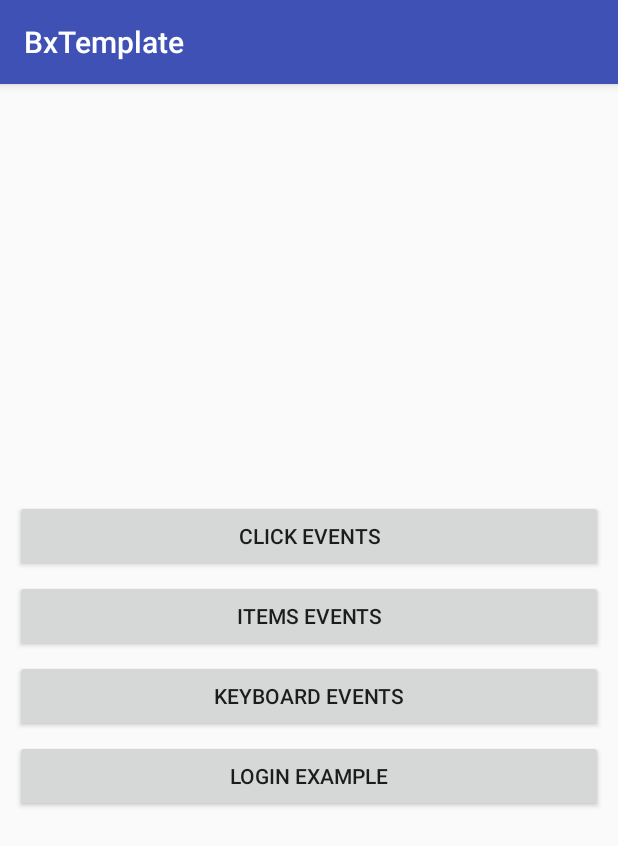
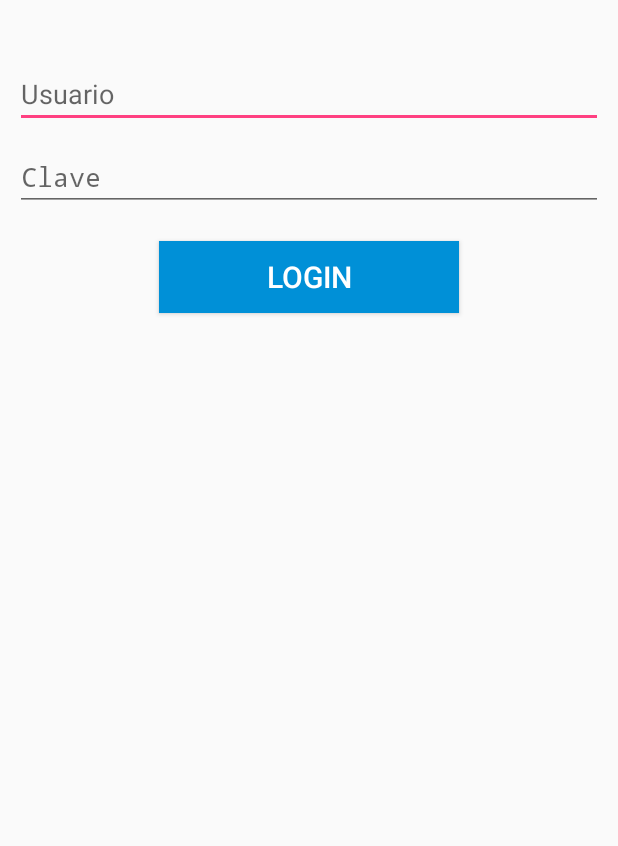
Before and after one commit to BelatrixTraining/Android-Fundamentals, an Android app: the screen it shows after launch (MainActivity before the commit, LoginActivity after it), after a tap on "LOGIN EXAMPLE", on a phone screen of 412 x 824 dp. Shown: the top 846 px of the screen. Run offline under Robolectric (Android 15) with nearby library versions, the phone set to English and light mode, and no system bars.

Commit message:
lognActivity

```diff
--- a/FormSample/app/src/main/AndroidManifest.xml
+++ b/FormSample/app/src/main/AndroidManifest.xml
@@ -15,11 +15,11 @@
                 <category android:name="android.intent.category.LAUNCHER" />
             </intent-filter>
         </activity>
-
         <activity android:name=".ItemsEventsActivity" />
         <activity android:name=".KeyboardEventsActivity" />
         <activity android:name=".BasicEventsActivity" />
-
+        <activity android:name=".LoginActivity" />
+        <activity android:name=".LandingActivity"></activity>
     </application>
 
 </manifest>
--- /dev/null
+++ b/FormSample/app/src/main/java/com/bx/android/LoginActivity.java
@@ -0,0 +1,82 @@
+package com.bx.android;
+
+import android.app.Activity;
+import android.content.Intent;
+import android.os.Bundle;
+import android.text.TextUtils;
+import android.view.KeyEvent;
+import android.view.View;
+import android.view.inputmethod.EditorInfo;
+import android.widget.Button;
+import android.widget.EditText;
+import android.widget.TextView;
+import android.widget.Toast;
+
+/**
+ * Created by pjohnson on 23/01/17.
+ */
+public class LoginActivity extends Activity {
+
+    private EditText userNameField;
+    private EditText passwordField;
+    private final static String PASSWORD_REGEX = "^(?=.*[a-z])(?=.*[A-Z])(?=.*\\d)(?=.*[$@$!%*?&])[A-Za-z\\d$@$!%*?&]{8,}";
+
+    @Override
+    protected void onCreate(Bundle savedInstanceState) {
+        super.onCreate(savedInstanceState);
+        setContentView(R.layout.activity_login);
+        setUI();
+    }
+
+    private void setUI() {
+        userNameField = (EditText) findViewById(R.id.username);
+        passwordField = (EditText) findViewById(R.id.password);
+        Button button = (Button) findViewById(R.id.loginButton);
+
+        passwordField.setOnEditorActionListener(new TextView.OnEditorActionListener() {
+            @Override
+            public boolean onEditorAction(TextView v, int actionId, KeyEvent event) {
+                if (actionId == EditorInfo.IME_ACTION_DONE) {
+                    login();
+                    return true;
+                }
+                return false;
+            }
+        });
+
+        button.setOnClickListener(new View.OnClickListener() {
+            @Override
+            public void onClick(View v) {
+                login();
+            }
+        });
+    }
+
+    private void login() {
+        if (isFormValidated()){
+            startActivity(new Intent(LoginActivity.this, LandingActivity.class));
+        }
+    }
+
+    private boolean isFormValidated() {
+        if (!isValidEmail()){
+            Toast.makeText(this, "Email invalido", Toast.LENGTH_SHORT).show();
+            return false;
+        }
+        if (!isValidPassword()){
+            Toast.makeText(this, "Contraseña invalida", Toast.LENGTH_SHORT).show();
+            return false;
+        }
+        return true;
+    }
+
+    private boolean isValidPassword() {
+        return !TextUtils.isEmpty(passwordField.getText())
+                && passwordField.getText().toString().matches(PASSWORD_REGEX);
+    }
+
+    public final boolean isValidEmail() {
+        return !TextUtils.isEmpty(userNameField.getText())
+                && android.util.Patterns.EMAIL_ADDRESS.matcher(userNameField.getText()).matches();
+    }
+}
--- a/FormSample/app/src/main/java/com/bx/android/MainActivity.java
+++ b/FormSample/app/src/main/java/com/bx/android/MainActivity.java
@@ -50,6 +50,6 @@ public class MainActivity extends AppCompatActivity {
     }
 
     public void goToLogin(View view) {
-
+        startActivity(new Intent(this, LoginActivity.class));
     }
 }
--- /dev/null
+++ b/FormSample/app/src/main/res/layout/activity_login.xml
@@ -0,0 +1,48 @@
+<LinearLayout xmlns:android="http://schemas.android.com/apk/res/android"
+    xmlns:tools="http://schemas.android.com/tools"
+    android:layout_width="match_parent"
+    android:layout_height="match_parent"
+    android:orientation="vertical"
+    android:padding="10dp"
+    tools:context=".LoginActivity">
+
+    <EditText
+        android:id="@+id/username"
+        android:layout_width="match_parent"
+        android:layout_height="wrap_content"
+        android:layout_marginTop="30dp"
+        android:hint="@string/usuarioHint"
+        android:imeOptions="actionNext"
+        android:inputType="textEmailAddress"
+        android:lines="1"
+        android:singleLine="true" />
+
+    <ImageView
+        android:layout_width="wrap_content"
+        android:layout_height="wrap_content" />
+
+    <EditText
+        android:id="@+id/password"
+        android:layout_width="match_parent"
+        android:layout_height="wrap_content"
+        android:layout_marginTop="10dp"
+        android:hint="@string/passwordHint"
+        android:imeOptions="actionDone"
+        android:inputType="textPassword"
+        android:lines="1"
+        android:maxLines="1"
+        android:singleLine="true" />
+
+    <Button
+        android:id="@+id/loginButton"
+        android:layout_width="200dp"
+        android:layout_height="wrap_content"
+        android:layout_gravity="center_horizontal"
+        android:layout_marginTop="20dp"
+        android:background="@color/skye"
+        android:text="@string/login"
+        android:textColor="@color/white"
+        android:textSize="20sp" />
+
+
+</LinearLayout>
--- a/FormSample/app/src/main/res/values/strings.xml
+++ b/FormSample/app/src/main/res/values/strings.xml
@@ -7,5 +7,8 @@
     <string name="click_events">Click Events</string>
     <string name="items_events">Items Events</string>
     <string name="keyboard_events">Keyboard Events</string>
+    <string name="login">Login</string>
+    <string name="usuarioHint">Usuario</string>
+    <string name="passwordHint">Clave</string>
     <string name="loginExample">Login Example</string>
 </resources>
```
Also changed, not shown: FormSample/app/src/main/java/com/bx/android/LandingActivity.java (added, +13 -0 lines), FormSample/app/src/main/res/layout/activity_landing.xml (added, +13 -0 lines).
